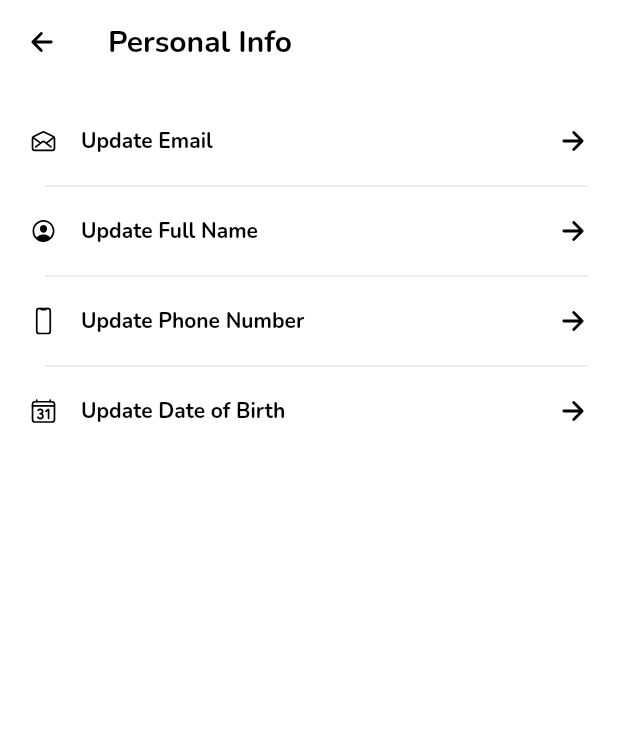
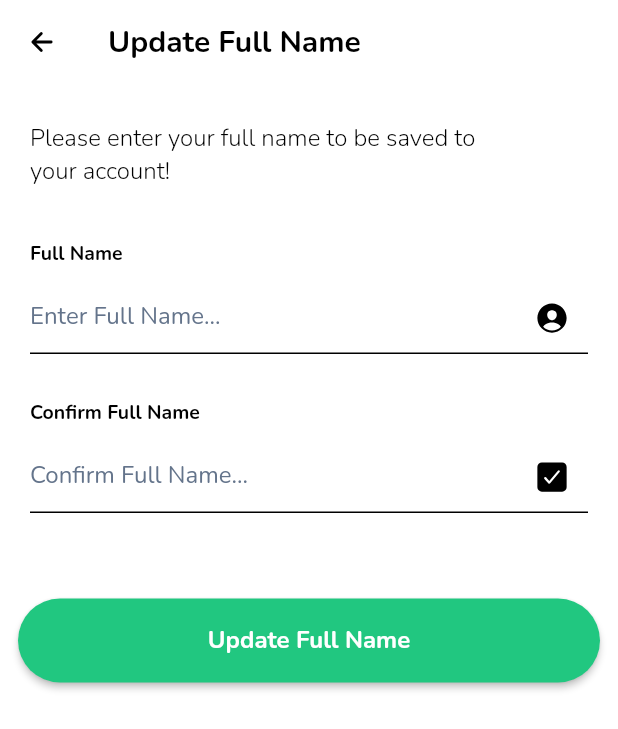
Before and after one commit to jordandadams/sphereai-app, a Flutter app: the PersonalInfoScreen screen opened directly, after a tap on "Update Full Name", on a phone screen of 412 x 824 dp. Shown: the top 729 px of the screen. Run offline on Flutter 3.47's test engine with Material 2 defaults, Android fonts, the phone set to English and light mode, and no system bars; our stand-ins replace carousel_slider, easy_localization, flutter_riverpod, hive, hive_flutter, ionicons and 1 more; missing offline and left inert: flutter_displaymode; accounts and stored records are empty.

Commit message:
created update full name screen + new widget

```diff
--- a/lib/ui/screens/account_screen/account_screen.dart
+++ b/lib/ui/screens/account_screen/account_screen.dart
@@ -104,9 +104,9 @@ class _AccountScreenState extends ConsumerState<AccountScreen> {
               title: 'Personal Info',
               onTap: () {
                 Navigator.push(
-                                context,
-                                MaterialPageRoute(
-                                    builder: (context) => PersonalInfoScreen()));
+                    context,
+                    MaterialPageRoute(
+                        builder: (context) => PersonalInfoScreen()));
               },
             ),
             SizedBox(height: 13),
--- a/lib/ui/screens/personal_info_screen/personal_info_screen.dart
+++ b/lib/ui/screens/personal_info_screen/personal_info_screen.dart
@@ -4,6 +4,7 @@ import 'package:ionicons/ionicons.dart';
 import '../../widgets/account_screen/option_row.dart';
 import '../../widgets/account_screen/section_title.dart';
 import 'personal_info_view_model.dart';
+import 'update_full_name_screen/update_full_name_screen.dart';
 
 class PersonalInfoScreen extends ConsumerStatefulWidget {
   const PersonalInfoScreen({Key? key}) : super(key: key);
@@ -64,7 +65,12 @@ class _PersonalInfoScreenState extends ConsumerState<PersonalInfoScreen> {
             OptionRow(
               icon: Ionicons.person_circle_outline,
               title: 'Update Full Name',
-              onTap: () {},
+              onTap: () {
+                Navigator.push(
+                    context,
+                    MaterialPageRoute(
+                        builder: (context) => UpdateFullNameScreen()));
+              },
             ),
             SizedBox(height: 4),
             SectionTitle(title: ''),
--- /dev/null
+++ b/lib/ui/screens/personal_info_screen/update_full_name_screen/update_full_name_screen.dart
@@ -0,0 +1,128 @@
+import 'package:flutter/gestures.dart';
+import 'package:flutter/material.dart';
+import 'package:flutter_riverpod/flutter_riverpod.dart';
+import 'package:ionicons/ionicons.dart';
+import '../../../widgets/chats_screen/start_chat_button.dart';
+import '../../../widgets/sign_up_screen/email_input.dart';
+import '../../../widgets/sign_up_screen/input_field.dart';
+import '../../../widgets/sign_up_screen/password_input.dart';
+import '../personal_info_screen.dart';
+import 'update_full_name_view_model.dart';
+
+class UpdateFullNameScreen extends ConsumerStatefulWidget {
+  const UpdateFullNameScreen({Key? key}) : super(key: key);
+
+  @override
+  _UpdateFullNameScreenState createState() => _UpdateFullNameScreenState();
+}
+
+class _UpdateFullNameScreenState extends ConsumerState<UpdateFullNameScreen> {
+  @override
+  Widget build(BuildContext context) {
+    // Obtain the view model from the provider
+    final updateFullNameViewModel = ref.watch(updateFullNameViewModelProvider);
+    // Controllers for full name TextFields
+    final TextEditingController fullNameController = TextEditingController();
+    final TextEditingController confirmFullNameController =
+        TextEditingController();
+
+    return Scaffold(
+      backgroundColor: Theme.of(context).colorScheme.background,
+      appBar: AppBar(
+        title: Text(
+          'Update Full Name',
+          style: TextStyle(
+              color: Theme.of(context).colorScheme.secondary,
+              fontWeight: FontWeight.bold),
+        ),
+        backgroundColor: Colors.transparent,
+        elevation: 0,
+        leading: IconButton(
+          icon: Icon(
+            Ionicons.arrow_back,
+            color: Theme.of(context).colorScheme.secondary,
+            size: 20,
+          ),
+          onPressed: () {
+            Navigator.pop(context);
+          },
+        ),
+      ),
+      body: Column(
+        mainAxisAlignment: MainAxisAlignment.start,
+        children: [
+          SizedBox(height: 15),
+          Padding(
+            padding: const EdgeInsets.fromLTRB(20, 10, 20, 0),
+            child: Row(
+              children: [
+                Text(
+                  'Please enter your full name to be saved to\nyour account!',
+                  style: TextStyle(
+                    fontWeight: FontWeight.w100,
+                    fontSize: 16,
+                    color: Theme.of(context).colorScheme.secondary,
+                  ),
+                ),
+              ],
+            ),
+          ),
+          SizedBox(height: 25),
+          Padding(
+            padding: const EdgeInsets.fromLTRB(20, 10, 20, 0),
+            child: Row(
+              children: [
+                Text(
+                  'Full Name',
+                  style: TextStyle(
+                    fontWeight: FontWeight.bold,
+                    fontSize: 13,
+                    color: Theme.of(context).colorScheme.secondary,
+                  ),
+                ),
+              ],
+            ),
+          ),
+          Padding(
+            padding: const EdgeInsets.fromLTRB(20, 10, 20, 0),
+            child: InputField(
+              textController: fullNameController,
+              hintText: 'Enter Full Name...',
+              icon: Ionicons.person_circle,
+            ),
+          ),
+          SizedBox(height: 20),
+          Padding(
+            padding: const EdgeInsets.fromLTRB(20, 10, 20, 0),
+            child: Row(
+              children: [
+                Text(
+                  'Confirm Full Name',
+                  style: TextStyle(
+                    fontWeight: FontWeight.bold,
+                    fontSize: 13,
+                    color: Theme.of(context).colorScheme.secondary,
+                  ),
+                ),
+              ],
+            ),
+          ),
+          Padding(
+            padding: const EdgeInsets.fromLTRB(20, 10, 20, 0),
+            child: InputField(
+              textController: confirmFullNameController,
+              hintText: 'Confirm Full Name...',
+              icon: Ionicons.checkbox,
+            ),
+          ),
+          SizedBox(height: 20),
+          SizedBox(height: 25),
+          StartChatButton(
+            text: 'Update Full Name',
+            onPressed: () {},
+          ),
+        ],
+      ),
+    );
+  }
+}
--- /dev/null
+++ b/lib/ui/screens/personal_info_screen/update_full_name_screen/update_full_name_view_model.dart
@@ -0,0 +1,12 @@
+import 'package:flutter/material.dart';
+import 'package:flutter_riverpod/flutter_riverpod.dart';
+
+final updateFullNameViewModelProvider = ChangeNotifierProvider<UpdateFullNameViewModel>((ref) {
+  return UpdateFullNameViewModel();
+});
+
+class UpdateFullNameViewModel extends ChangeNotifier {
+  void onStartChat() {
+    print('Start Chat button tapped!');
+  }
+}
```
Also changed, not shown: lib/ui/widgets/input_field.dart (added, +61 -0 lines).
